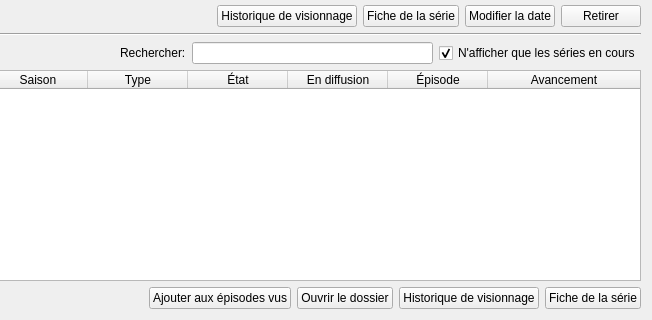
Qt form src/ui/tabs/planning_tab.ui (seigneurfuo/MyAnimeManager3) before a commit; both pictures show x 224 to 876 and y 230 to 550 of the 876 by 550 pixel window.
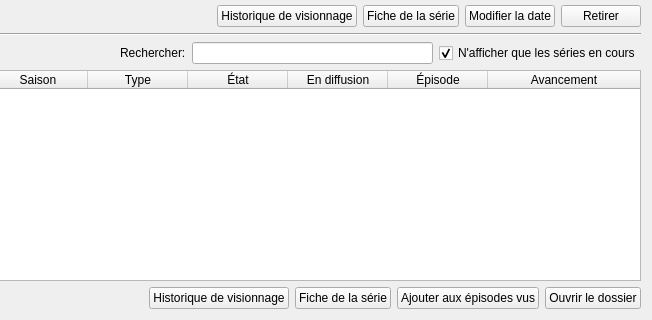
The same form after that commit. Icons and pictures are not drawn.

Commit message: Réorganisation de l'ordre des boutons sur le planning (affichage des boutons d'accès à la ficher et de l'historique dans le même ordre).

What changed in the file:
```diff
--- a/src/ui/tabs/planning_tab.ui
+++ b/src/ui/tabs/planning_tab.ui
@@ -400,28 +400,6 @@
        </property>
       </spacer>
      </item>
-     <item>
-      <widget class="QPushButton" name="add_to_watched_list_button">
-       <property name="text">
-        <string>Ajouter aux épisodes vus</string>
-       </property>
-       <property name="icon">
-        <iconset>
-         <normaloff>../../resources/icons/eye-plus.png</normaloff>../../resources/icons/eye-plus.png</iconset>
-       </property>
-      </widget>
-     </item>
-     <item>
-      <widget class="QPushButton" name="open_folder_button">
-       <property name="text">
-        <string>Ouvrir le dossier</string>
-       </property>
-       <property name="icon">
-        <iconset>
-         <normaloff>../../resources/icons/folder-horizontal-open.png</normaloff>../../resources/icons/folder-horizontal-open.png</iconset>
-       </property>
-      </widget>
-     </item>
      <item>
       <widget class="QPushButton" name="to_watch_table_show_view_history_button">
        <property name="enabled">
@@ -447,6 +425,28 @@
        </property>
       </widget>
      </item>
+     <item>
+      <widget class="QPushButton" name="add_to_watched_list_button">
+       <property name="text">
+        <string>Ajouter aux épisodes vus</string>
+       </property>
+       <property name="icon">
+        <iconset>
+         <normaloff>../../resources/icons/eye-plus.png</normaloff>../../resources/icons/eye-plus.png</iconset>
+       </property>
+      </widget>
+     </item>
+     <item>
+      <widget class="QPushButton" name="open_folder_button">
+       <property name="text">
+        <string>Ouvrir le dossier</string>
+       </property>
+       <property name="icon">
+        <iconset>
+         <normaloff>../../resources/icons/folder-horizontal-open.png</normaloff>../../resources/icons/folder-horizontal-open.png</iconset>
+       </property>
+      </widget>
+     </item>
     </layout>
    </item>
   </layout>
```
Left out of the diff: 1 changed line with no effect on the pictures.
